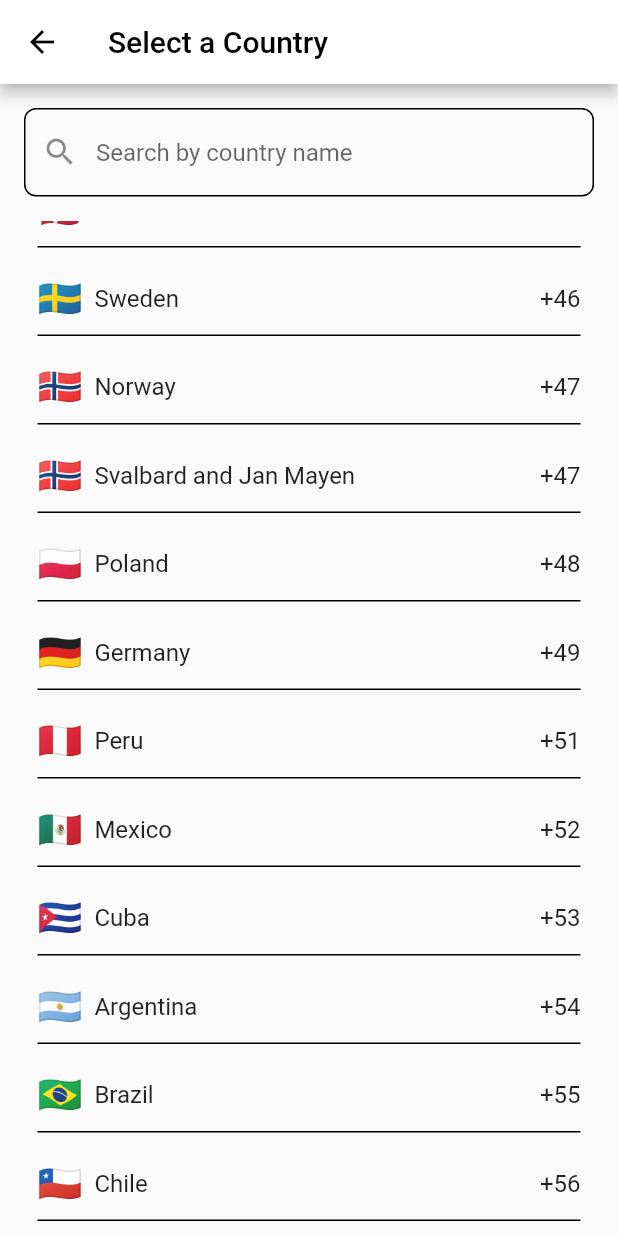
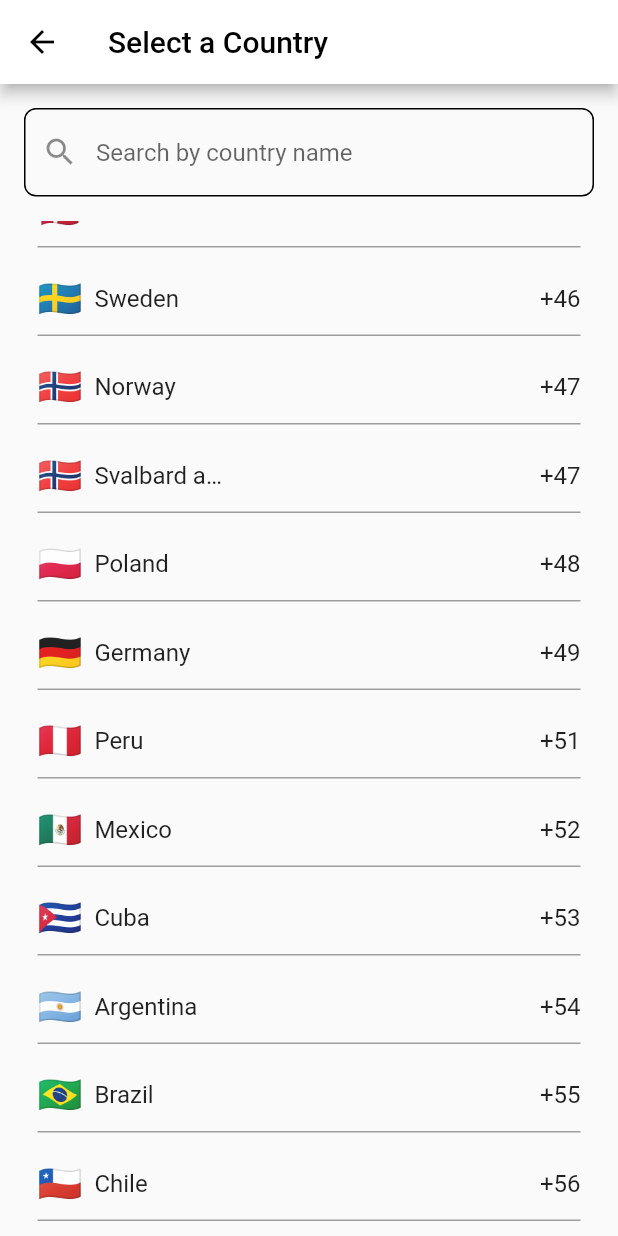
Before and after one commit to gopavasanth/WhatsApp-Karo, a Flutter app: the SearchPage screen opened directly, scrolled down 1152 dp, on a phone screen of 412 x 824 dp. Run offline on Flutter 3.47's test engine with Material 2 defaults, Android fonts, the phone set to English and light mode, and no system bars; our stand-ins replace font_awesome_flutter, google_fonts; missing offline and left inert: phone_number.

Commit message:
init commit

```diff
--- a/lib/src/search_page.dart
+++ b/lib/src/search_page.dart
@@ -38,7 +38,7 @@ class _SearchPageState extends State<SearchPage> {
             allCountries: allCountries,
             onSearch: updateFilteredCountries,
           ),
-          Expanded(
+          Flexible(
             child: ListView.builder(
               itemCount: filteredCountries.length,
               itemBuilder: (context, index) {
@@ -54,29 +54,38 @@ class _SearchPageState extends State<SearchPage> {
                         Row(
                           mainAxisAlignment: MainAxisAlignment.spaceBetween,
                           children: [
-                            Row(
+                            Flexible(
+                              child: Row(
+                                mainAxisSize: MainAxisSize.min,
                                 children: [
-                                Text(
+                                  Flexible(
+                                    child: Text(
                                       '${Countries.getFlagEmoji(country['code']!)}',
                                       style: TextStyle(fontSize: 24),
                                     ),
+                                  ),
                                   SizedBox(width: 8), // Add some spacing between flag and dial_code
-                                Text(
+                                  Flexible(
+                                    child: Text(
                                       '${country['name']}',
                                       style: TextStyle(fontSize: 16),
                                       overflow: TextOverflow.ellipsis,
                                     ),
+                                  ),
                                 ],
                               ),
-                            Text(
+                            ),
+                            Flexible(
+                              child: Text(
                                 country['dial_code']!,
                                 style: TextStyle(fontSize: 16),
                                 overflow: TextOverflow.ellipsis,
                               ),
+                            ),
                           ],
                         ),
                         SizedBox(height: 10,),
-                        Container(width: double.infinity,height: 1,color: Colors.black,)
+                        Container(width: double.infinity,height: 1,color: Colors.grey,)
                       ],
                     ),
                   ),
```
Lines whose indentation alone changed are shown as unchanged.
